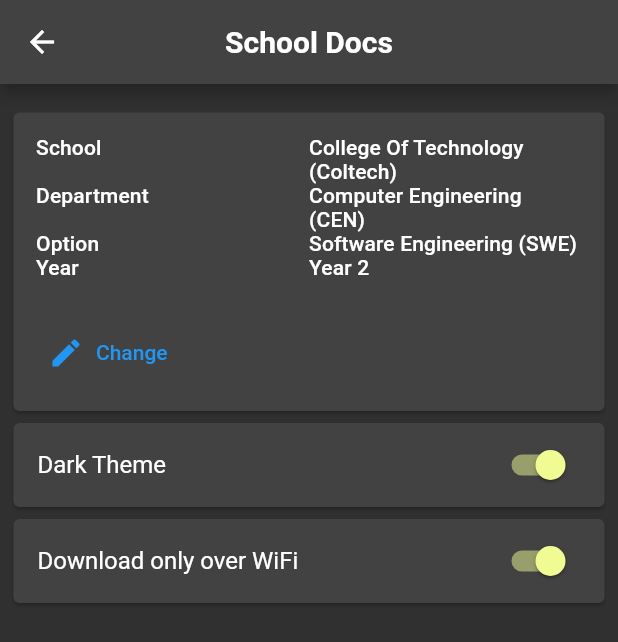
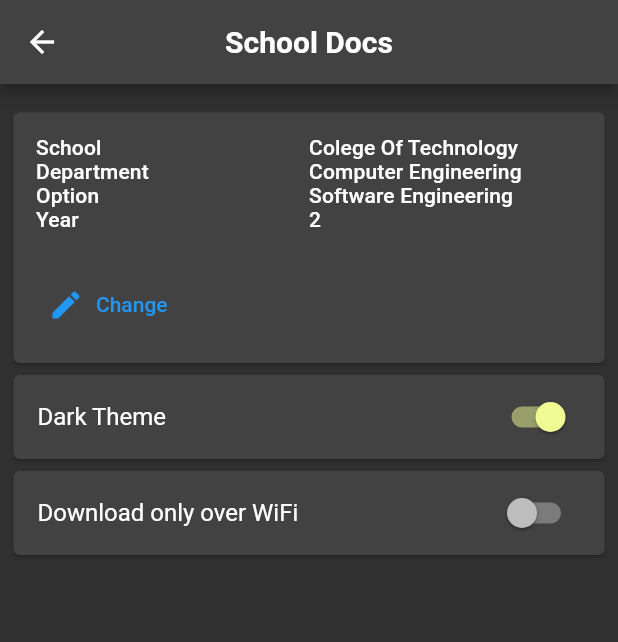
Before and after one commit to MLesky/School-Docs, a Flutter app: the SettingsPage screen opened by its route, after a tap on "Download only over WiFi", on a phone screen of 412 x 824 dp. Shown: the top 642 px of the screen. Run offline on Flutter 3.47's test engine with Material 2 defaults, Android fonts, the light colour scheme and no system bars; our stand-ins replace flutter_spinkit, flutter_svg, go_router, google_fonts; Roboto replaces fonts that are missing (Ledger, Rufina).

Commit message:
student provider

```diff
--- a/lib/app/reading/presentation/screens/home_page.dart
+++ b/lib/app/reading/presentation/screens/home_page.dart
@@ -1,7 +1,7 @@
 import 'package:flutter/material.dart';
 import 'package:flutter_svg/flutter_svg.dart';
 import 'package:go_router/go_router.dart';
-import 'package:school_docs/app/reading/data/courses.dart';
+import 'package:school_docs/app/reading/reading.dart';
 import 'package:school_docs/utils/utils.dart';
 
 // TODO: SVG icon color
@@ -11,8 +11,9 @@ class HomePage extends StatelessWidget {
 
   @override
   Widget build(BuildContext context) {
+ //   redirectIfNotRegistered(context);
     return DefaultTabController(
-        initialIndex: 1,
+        initialIndex: 0,
         length: 3,
         child: Scaffold(
           appBar: AppBar(
--- a/lib/app/reading/presentation/screens/pdfreader_screen.dart
+++ b/lib/app/reading/presentation/screens/pdfreader_screen.dart
@@ -1,6 +1,5 @@
 import 'package:flutter/material.dart';
-import 'package:go_router/go_router.dart';
-import 'package:school_docs/utils/constants/constants.dart';
+import 'package:school_docs/utils/utils.dart';
 
 class PdfReaderScreen extends StatelessWidget {
   const PdfReaderScreen({Key? key}) : super(key: key);
--- a/lib/app/registration/presentation/screens/select_school.dart
+++ b/lib/app/registration/presentation/screens/select_school.dart
@@ -14,6 +14,7 @@ class SelectSchoolPage extends StatelessWidget {
           listItems: listOfSchools,
           path: Routes.selectDepartment,
           paramType: 'school',
-        ));
+        ),
+    );
   }
 }
--- a/lib/app/registration/providers/student_provider.dart
+++ b/lib/app/registration/providers/student_provider.dart
@@ -2,7 +2,12 @@ import 'package:flutter/material.dart';
 import 'package:school_docs/app/registration/registration.dart';
 
 class StudentProvider extends ChangeNotifier {
-  final Student _userInfo = Student();
+  final Student _userInfo = Student(
+    school: 'Colege Of Technology',
+    department: 'Computer Engineering',
+    option: 'Software Engineering',
+    year: 2,
+  );
 
   void setSchool(String newSchool) {
     _userInfo.school = newSchool;
@@ -28,4 +33,6 @@ class StudentProvider extends ChangeNotifier {
   String get department => _userInfo.department;
   String get option => _userInfo.option;
   int get year => _userInfo.year;
+
+  bool get isRegistered => _userInfo.school != '' && _userInfo.department != '' && _userInfo.option != '' && _userInfo.year != 0;
 }
--- a/lib/app/settings/screen.dart
+++ b/lib/app/settings/screen.dart
@@ -1,29 +1,17 @@
 import 'package:flutter/material.dart';
 import 'package:go_router/go_router.dart';
 import 'package:provider/provider.dart';
+import 'package:school_docs/app/registration/providers/providers.dart';
 import 'package:school_docs/themes/theme.dart';
 import 'package:school_docs/utils/utils.dart';
 
-class SettingsPage extends StatefulWidget {
+class SettingsPage extends StatelessWidget {
   const SettingsPage({Key? key}) : super(key: key);
 
-  @override
-  State<SettingsPage> createState() => _SettingsPageState();
-}
-
-class _SettingsPageState extends State<SettingsPage> {
-  bool isDarkTheme = false;
-  bool isDownloadOnly = false;
-  String school = 'College Of Technology';
-  String schAbb = 'Coltech';
-  String department = 'Computer Engineering';
-  String depAbb = 'CEN';
-  String option = 'Software Engineering';
-  String optAbb = 'SWE';
-  int year = 2;
 
   @override
   Widget build(BuildContext context) {
+    var student = context.watch<StudentProvider>();
     return Scaffold(
       appBar: AppBar(
         title: const Text(kAppName),
@@ -45,25 +33,25 @@ class _SettingsPageState extends State<SettingsPage> {
                         TableRow(
                           children: [
                             TableCell(child: Text('School', style: Theme.of(context).textTheme.titleSmall,),),
-                            TableCell(child: Text('$school ($schAbb)', style: Theme.of(context).textTheme.titleSmall,),),
+                            TableCell(child: Text(student.school, style: Theme.of(context).textTheme.titleSmall,),),
                           ],
                         ),
                         TableRow(
                             children: [
                               TableCell(child: Text('Department', style: Theme.of(context).textTheme.titleSmall,),),
-                              TableCell(child: Text('$department ($depAbb)', style: Theme.of(context).textTheme.titleSmall,),),
+                              TableCell(child: Text(student.department, style: Theme.of(context).textTheme.titleSmall,),),
                             ]
                         ),
                         TableRow(
                             children: [
                               TableCell(child: Text('Option', style: Theme.of(context).textTheme.titleSmall,),),
-                              TableCell(child: Text('$option ($optAbb)', style: Theme.of(context).textTheme.titleSmall,),),
+                              TableCell(child: Text(student.option, style: Theme.of(context).textTheme.titleSmall,),),
                             ]
                         ),
                         TableRow(
                             children: [
                               TableCell(child: Text('Year', style: Theme.of(context).textTheme.titleSmall,),),
-                              TableCell(child: Text('Year $year', style: Theme.of(context).textTheme.titleSmall,),),
+                              TableCell(child: Text("${student.year}", style: Theme.of(context).textTheme.titleSmall,),),
                             ]
                         ),
                       ],
@@ -87,11 +75,9 @@ class _SettingsPageState extends State<SettingsPage> {
               child: SwitchListTile(
                   title: const Text('Download only over WiFi'),
                   activeColor: Theme.of(context).focusColor,
-                  value: isDownloadOnly,
+                  value: false,
                   onChanged: (value) {
-                    setState(() {
-                      isDownloadOnly = value;
-                    });
+
                   }),
             ),
           ],
--- a/lib/utils/constants/routes.dart
+++ b/lib/utils/constants/routes.dart
@@ -1,4 +1,6 @@
+import 'package:flutter/cupertino.dart';
 import 'package:go_router/go_router.dart';
+import 'package:provider/provider.dart';
 import 'package:school_docs/app/registration/registration.dart';
 import 'package:school_docs/app/reading/reading.dart';
 import 'package:school_docs/app/settings/screen.dart';
@@ -17,7 +19,9 @@ class Routes {
 
 // TODO: redirect on error route
 
-GoRouter routes = GoRouter(initialLocation: '/welcome', routes: [
+GoRouter getRoutes(BuildContext context){
+  return GoRouter(
+      initialLocation: context.select<StudentProvider, bool>((StudentProvider student) => student.isRegistered)  ? '/home' : '/welcome', routes: [
     GoRoute(
         path: Routes.welcome,
         builder: ((context, state) => const WelcomeScreen()),
@@ -61,3 +65,4 @@ GoRouter routes = GoRouter(initialLocation: '/welcome', routes: [
               builder: (context, state) => const SettingsPage()),
         ])
   ]);
+}
--- /dev/null
+++ b/lib/utils/methods/methods.dart
@@ -0,0 +1 @@
+export 'package:school_docs/utils/methods/redirect.dart';
--- a/lib/utils/utils.dart
+++ b/lib/utils/utils.dart
@@ -5,3 +5,4 @@ export 'package:school_docs/utils/constants/routes.dart';
 export 'package:school_docs/utils/widgets/list_item.dart';
 export 'package:school_docs/utils/widgets/list_image_item.dart';
 export 'package:school_docs/utils/widgets/selection_list_builder.dart';
+export 'package:school_docs/utils/methods/methods.dart';
```
Also changed, not shown: lib/main.dart (+10 -5 lines), lib/utils/methods/redirect.dart (added, +12 -0 lines). Lines whose indentation alone changed are shown as unchanged.
